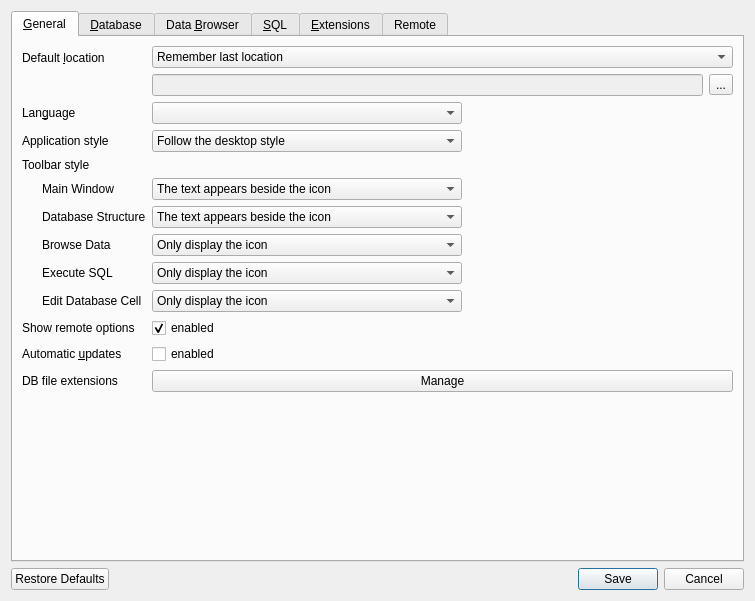
First picture: the form in src/PreferencesDialog.ui, repository sqlitebrowser/sqlitebrowser, before the edit.
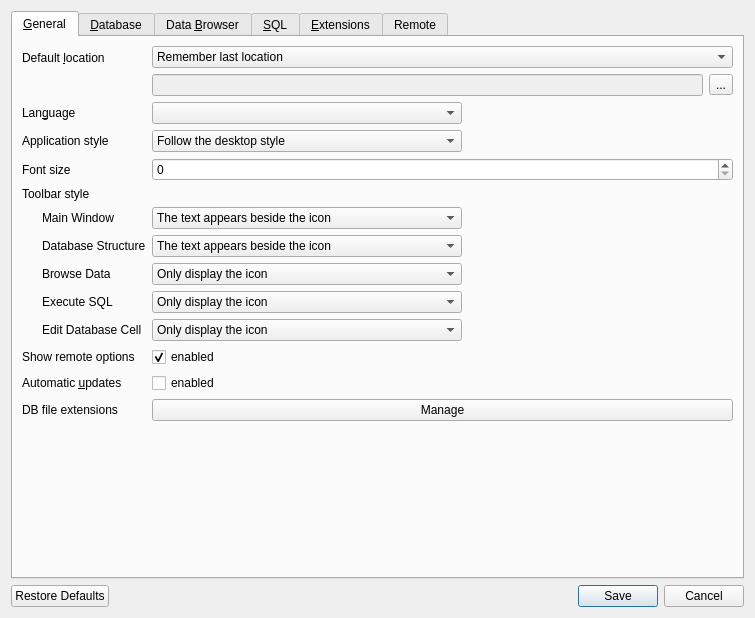
Second picture: the form after the edit. Icons and pictures are not drawn. Custom widgets are drawn as their Qt base class.

Commit message:
Add more options for setting font sizes
This adds two more options to the Preferences dialog which allow you to
change the font sizes. One option allows changing the font size of the
tree widgets in the Database Stucture tab and the Database Schema dock.
The other option allows changing the font size of all UI elements for
which there is no other font size option.

See issue #2306.

Diff of the .ui file:
```diff
--- a/src/PreferencesDialog.ui
+++ b/src/PreferencesDialog.ui
@@ -7,7 +7,7 @@
     <x>0</x>
     <y>0</y>
     <width>755</width>
-    <height>601</height>
+    <height>618</height>
    </rect>
   </property>
   <property name="windowTitle">
@@ -122,7 +122,7 @@
          </property>
         </widget>
        </item>
-       <item row="3" column="0">
+       <item row="4" column="0">
         <widget class="QLabel" name="labelToolbarStyle">
          <property name="text">
           <string>Toolbar style</string>
@@ -132,7 +132,7 @@
          </property>
         </widget>
        </item>
-       <item row="5" column="1">
+       <item row="6" column="1">
         <widget class="QComboBox" name="toolbarStyleComboMain">
          <property name="sizePolicy">
           <sizepolicy hsizetype="Maximum" vsizetype="Fixed">
@@ -182,7 +182,7 @@
          </item>
         </widget>
        </item>
-       <item row="6" column="1">
+       <item row="7" column="1">
         <widget class="QComboBox" name="toolbarStyleComboStructure">
          <property name="sizePolicy">
           <sizepolicy hsizetype="Maximum" vsizetype="Fixed">
@@ -232,7 +232,7 @@
          </item>
         </widget>
        </item>
-       <item row="7" column="1">
+       <item row="8" column="1">
         <widget class="QComboBox" name="toolbarStyleComboBrowse">
          <property name="sizePolicy">
           <sizepolicy hsizetype="Maximum" vsizetype="Fixed">
@@ -282,7 +282,7 @@
          </item>
         </widget>
        </item>
-       <item row="8" column="1">
+       <item row="9" column="1">
         <widget class="QComboBox" name="toolbarStyleComboSql">
          <property name="sizePolicy">
           <sizepolicy hsizetype="Maximum" vsizetype="Fixed">
@@ -332,7 +332,7 @@
          </item>
         </widget>
        </item>
-       <item row="10" column="0">
+       <item row="11" column="0">
         <widget class="QLabel" name="labelUseRemotes">
          <property name="text">
           <string>Show remote options</string>
@@ -342,7 +342,7 @@
          </property>
         </widget>
        </item>
-       <item row="10" column="1">
+       <item row="11" column="1">
         <widget class="QCheckBox" name="checkUseRemotes">
          <property name="text">
           <string>enabled</string>
@@ -352,7 +352,7 @@
          </property>
         </widget>
        </item>
-       <item row="11" column="0">
+       <item row="12" column="0">
         <widget class="QLabel" name="labelUpdates">
          <property name="text">
           <string>Automatic &amp;updates</string>
@@ -362,14 +362,14 @@
          </property>
         </widget>
        </item>
-       <item row="11" column="1">
+       <item row="12" column="1">
         <widget class="QCheckBox" name="checkUpdates">
          <property name="text">
           <string>enabled</string>
          </property>
         </widget>
        </item>
-       <item row="12" column="0">
+       <item row="13" column="0">
         <widget class="QLabel" name="label_16">
          <property name="text">
           <string>DB file extensions</string>
@@ -379,14 +379,14 @@
          </property>
         </widget>
        </item>
-       <item row="12" column="1">
+       <item row="13" column="1">
         <widget class="QPushButton" name="buttonManageFileExtension">
          <property name="text">
           <string>Manage</string>
          </property>
         </widget>
        </item>
-       <item row="5" column="0">
+       <item row="6" column="0">
         <widget class="QLabel" name="labelMainToolBar">
          <property name="text">
           <string>Main Window</string>
@@ -399,7 +399,7 @@
          </property>
         </widget>
        </item>
-       <item row="6" column="0">
+       <item row="7" column="0">
         <widget class="QLabel" name="labelStructureToolBar">
          <property name="text">
           <string>Database Structure</string>
@@ -412,7 +412,7 @@
          </property>
         </widget>
        </item>
-       <item row="7" column="0">
+       <item row="8" column="0">
         <widget class="QLabel" name="labelBrowseToolBar">
          <property name="text">
           <string>Browse Data</string>
@@ -425,7 +425,7 @@
          </property>
         </widget>
        </item>
-       <item row="8" column="0">
+       <item row="9" column="0">
         <widget class="QLabel" name="labelSqlToolBar">
          <property name="text">
           <string>Execute SQL</string>
@@ -438,7 +438,7 @@
          </property>
         </widget>
        </item>
-       <item row="9" column="1">
+       <item row="10" column="1">
         <widget class="QComboBox" name="toolbarStyleComboEditCell">
          <property name="sizePolicy">
           <sizepolicy hsizetype="Maximum" vsizetype="Fixed">
@@ -488,7 +488,7 @@
          </item>
         </widget>
        </item>
-       <item row="9" column="0">
+       <item row="10" column="0">
         <widget class="QLabel" name="labelEditCellToolBar">
          <property name="text">
           <string>Edit Database Cell</string>
@@ -549,6 +549,22 @@
          </property>
         </widget>
        </item>
+       <item row="3" column="0">
+        <widget class="QLabel" name="label_27">
+         <property name="toolTip">
+          <string>This sets the font size for all UI elements which do not have their own font size option.</string>
+         </property>
+         <property name="text">
+          <string>Font size</string>
+         </property>
+         <property name="buddy">
+          <cstring>spinGeneralFontSize</cstring>
+         </property>
+        </widget>
+       </item>
+       <item row="3" column="1">
+        <widget class="QSpinBox" name="spinGeneralFontSize"/>
+       </item>
       </layout>
      </widget>
      <widget class="QWidget" name="tab">
```
Left out of the diff: 39 changed lines with no effect on the pictures. The commit also changes 5 other files.
